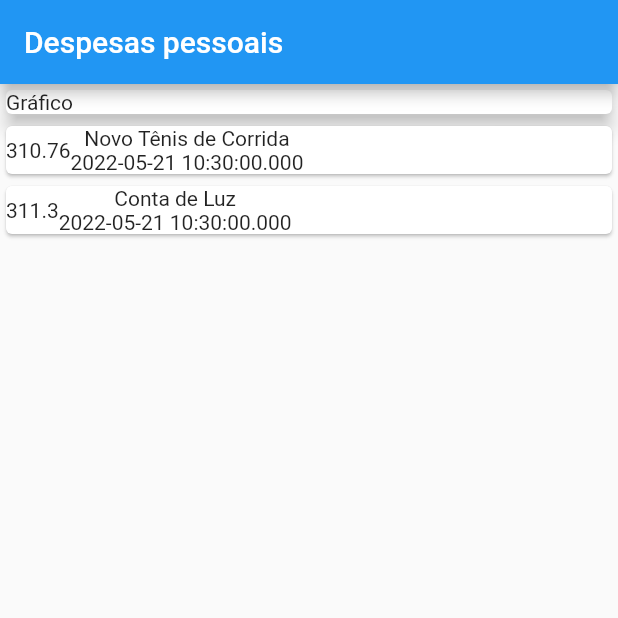
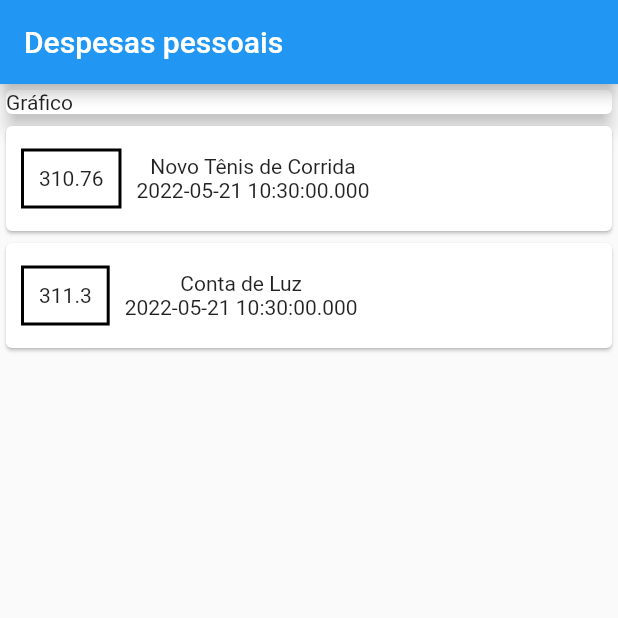
Before and after one commit to lucasviinic/learning-flutter, a Flutter app: the screen it shows after launch, on a phone screen of 412 x 824 dp, the top half of it. Run offline on Flutter 3.47's test engine with Material 2 defaults, Android fonts, the phone set to English and light mode, and no system bars.

Commit message:
aplicando estilos no container

```diff
--- a/expenses/lib/main.dart
+++ b/expenses/lib/main.dart
@@ -53,6 +53,17 @@ class MyHomePage extends StatelessWidget {
                 child: Row(
                   children: [
                     Container(
+                      margin: EdgeInsets.symmetric(
+                        vertical: 15,
+                        horizontal: 10
+                      ),
+                      decoration: BoxDecoration(
+                        border: Border.all(
+                          color: Colors.black,
+                          width: 2
+                        )
+                      ),
+                      padding: EdgeInsets.all(10),
                       child: Text(tr.value.toString())
                     ),
                     Column(
```
